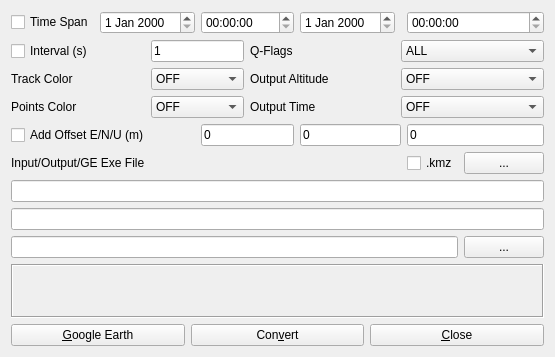
Qt form app/rtkpost_qt/kmzconv.ui (tomojitakasu/RTKLIB) before a commit.
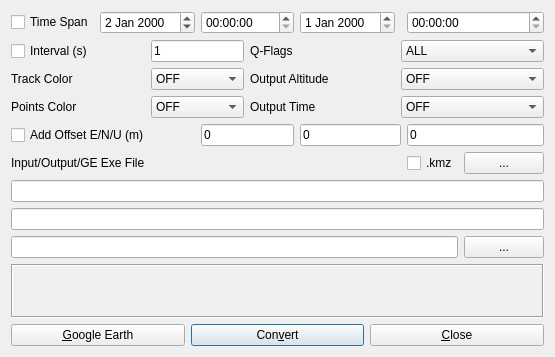
The same form after that commit.

What changed in the file:
```diff
--- a/app/rtkpost_qt/kmzconv.ui
+++ b/app/rtkpost_qt/kmzconv.ui
@@ -317,8 +317,12 @@
         <property name="toolTip">
          <string/>
         </property>
-        <property name="text" stdset="0">
-         <string>01.01.00</string>
+        <property name="date">
+         <date>
+          <year>2000</year>
+          <month>1</month>
+          <day>2</day>
+         </date>
         </property>
        </widget>
       </item>
@@ -679,8 +683,11 @@
         <property name="text">
          <string>Con&amp;vert</string>
         </property>
-        <property name="flat">
-         <bool>false</bool>
+        <property name="autoDefault">
+         <bool>true</bool>
+        </property>
+        <property name="default">
+         <bool>true</bool>
         </property>
        </widget>
       </item>
```
Left out of the diff: 15 changed lines with no effect on the pictures.
